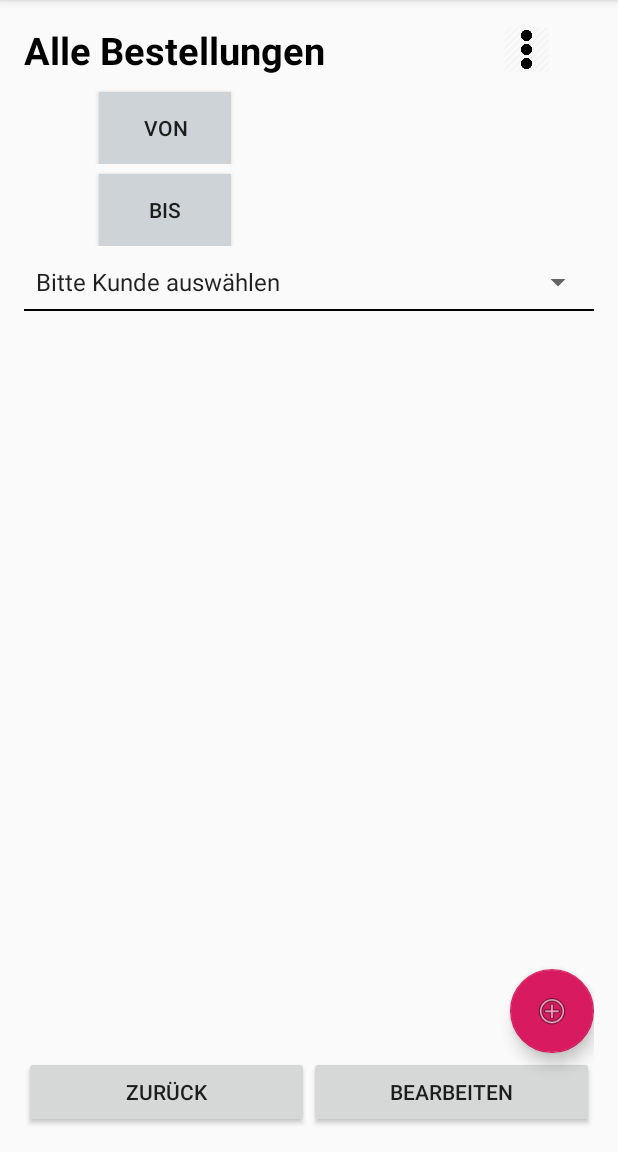
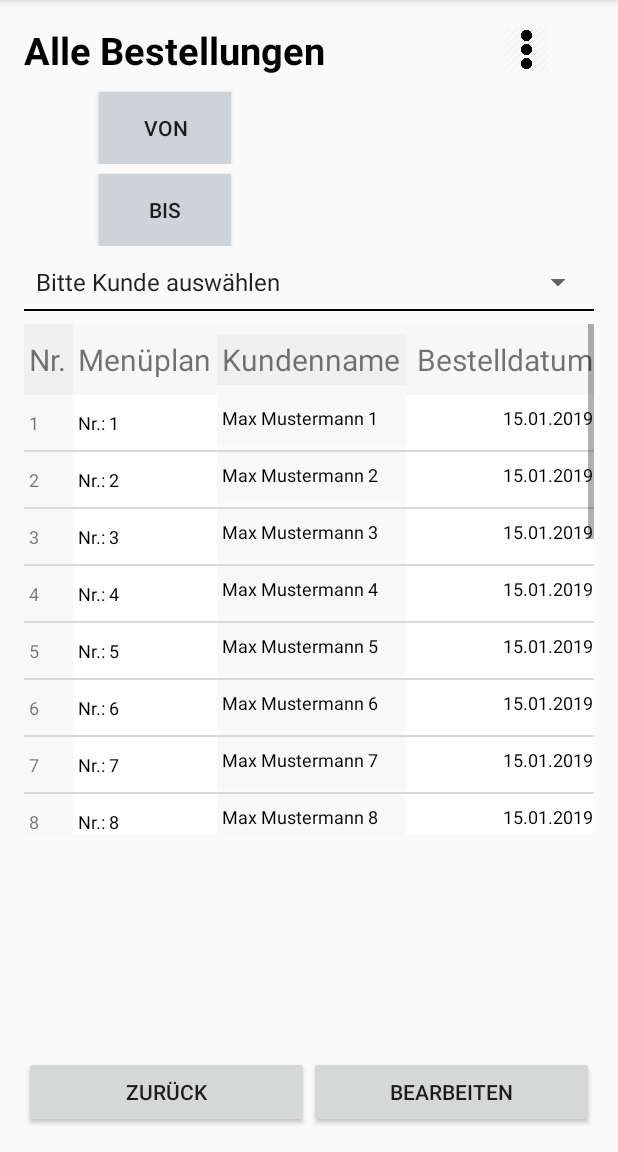
Before and after one commit to mertag96/bruderhausDiakonie, an Android app: the screen it shows after launch (AllOrders), after a tap on "TEST", on a phone screen of 412 x 824 dp, the part 84-1236 px from its top. Run offline under Robolectric (Android 15) with nearby library versions, the phone set to English and light mode, and no system bars.

Commit message:
Klasse AllOrders: wurde die dynamische Tabelle erstellt. Es ist nun anklickbar. Wenn die Zeile angeklickt wird, dann kommt ein Pop up mit ob man diese wirklich löschen will. dementsprechend bei Ja, wird dann die Zeile aus dem View gelöscht: DB anbindung fehlt jedoch hier

```diff
--- a/app/src/main/java/com/example/firsttest/firsttest/AllOrders.java
+++ b/app/src/main/java/com/example/firsttest/firsttest/AllOrders.java
@@ -1,6 +1,7 @@
 package com.example.firsttest.firsttest;
 
 import android.app.DatePickerDialog;
+import android.app.ProgressDialog;
 import android.content.Context;
 import android.content.DialogInterface;
 import android.content.Intent;
@@ -13,10 +14,22 @@ import android.widget.ArrayAdapter;
 import android.widget.Button;
 import android.widget.DatePicker;
 import android.widget.Spinner;
+import android.widget.TableLayout;
 import android.widget.TextView;
 import android.widget.Toast;
 
 import java.util.Calendar;
+
+import android.graphics.Color;
+import android.os.AsyncTask;
+import android.util.TypedValue;
+import android.view.Gravity;
+import android.widget.LinearLayout;
+import android.widget.TableRow;
+import java.math.BigDecimal;
+import java.text.DecimalFormat;
+import java.text.SimpleDateFormat;
+
 
 public class AllOrders extends AppCompatActivity {
 
@@ -30,11 +43,24 @@ public class AllOrders extends AppCompatActivity {
 
     //private static final String TAG = "AllOrders";
 
+    private TableLayout mTableLayout;
+    ProgressDialog mProgressBar;
+
+
     @Override
     protected void onCreate(Bundle savedInstanceState) {
         super.onCreate(savedInstanceState);
         setContentView(R.layout.activity_all_orders);
-        // Log.d(TAG, "onCreate: Started.");
+
+        //Trying the show dynamic data in a tablelayout
+        //Used classes: dimens.xml / activity_all_orders / invoiceData.java / Invoices.java
+        mProgressBar = new ProgressDialog(this);
+        // setup the table
+        mTableLayout = (TableLayout) findViewById(R.id.tableInvoices);
+        mTableLayout.setStretchAllColumns(true);
+        startLoadData();
+
+
 
 
         //implementing spinner of customer
@@ -138,4 +164,488 @@ public class AllOrders extends AppCompatActivity {
             }
         });
     }
+
+    //weitere Methoden zur Implementierung für die Tabelle
+    public void startLoadData() {
+
+        mProgressBar.setCancelable(false);
+
+        mProgressBar.setMessage("Die Tabelle wird geladen..");
+
+        mProgressBar.setProgressStyle(ProgressDialog.STYLE_SPINNER);
+
+        mProgressBar.show();
+
+        new LoadDataTask().execute(0);
+
+    }
+
+    public void loadData() {
+
+        int leftRowMargin=0;
+
+        int topRowMargin=0;
+
+        int rightRowMargin=0;
+
+        int bottomRowMargin = 0;
+
+        int textSize = 0, smallTextSize =0, mediumTextSize = 0;
+
+
+        textSize = (int) getResources().getDimension(R.dimen.font_size_verysmall);
+
+        smallTextSize = (int) getResources().getDimension(R.dimen.font_size_small);
+
+        mediumTextSize = (int) getResources().getDimension(R.dimen.font_size_medium);
+
+
+        Invoices invoices = new Invoices();
+
+        InvoiceData[] data = invoices.getInvoices();
+
+
+
+        SimpleDateFormat dateFormat = new SimpleDateFormat("dd.MM.yyyy");
+
+        DecimalFormat decimalFormat = new DecimalFormat("0.00");
+
+
+
+        int rows = data.length;
+
+        //getSupportActionBar().setTitle("Invoices (" + String.valueOf(rows) + ")");
+
+        TextView textSpacer = null;
+
+
+
+        mTableLayout.removeAllViews();
+
+
+
+        // -1 means heading row
+
+        for(int i = -1; i < rows; i ++) {
+
+            InvoiceData row = null;
+
+            if (i > -1)
+
+            row = data[i];
+
+            else {
+
+                textSpacer = new TextView(this);
+
+                textSpacer.setText("");
+
+
+
+            }
+
+            // data columns
+            // erste Spalte oben header beschriftung: anmerkung: tv(i) bedeutet jede einzelne spalte oben am header
+            final TextView tv = new TextView(this);
+
+            tv.setLayoutParams(new TableRow.LayoutParams(TableRow.LayoutParams.WRAP_CONTENT,
+
+                    TableRow.LayoutParams.WRAP_CONTENT));
+
+
+
+            tv.setGravity(Gravity.LEFT);
+
+
+
+            tv.setPadding(5, 15, 0, 15);
+
+            if (i == -1) {
+
+                tv.setText("Nr.");
+
+                tv.setBackgroundColor(Color.parseColor("#f0f0f0"));
+
+                tv.setTextSize(TypedValue.COMPLEX_UNIT_PX, mediumTextSize);
+
+            } else {
+
+                tv.setBackgroundColor(Color.parseColor("#f8f8f8"));
+
+                tv.setText(String.valueOf(row.invoiceNr));
+
+                tv.setTextSize(TypedValue.COMPLEX_UNIT_PX, smallTextSize);
+
+            }
+
+
+
+            final TextView tv2 = new TextView(this);
+
+            if (i == -1) {
+
+                tv2.setLayoutParams(new TableRow.LayoutParams(TableRow.LayoutParams.MATCH_PARENT,
+
+                        TableRow.LayoutParams.WRAP_CONTENT));
+
+                tv2.setTextSize(TypedValue.COMPLEX_UNIT_PX, mediumTextSize);
+
+            } else {
+
+                tv2.setLayoutParams(new TableRow.LayoutParams(TableRow.LayoutParams.WRAP_CONTENT,
+
+                        TableRow.LayoutParams.MATCH_PARENT));
+
+                tv2.setTextSize(TypedValue.COMPLEX_UNIT_PX, smallTextSize);
+
+            }
+
+
+
+            tv2.setGravity(Gravity.LEFT);
+
+
+
+            tv2.setPadding(5, 15, 0, 15);
+
+            if (i == -1) {
+
+                tv2.setText("Menüplan");
+
+                tv2.setBackgroundColor(Color.parseColor("#f7f7f7"));
+
+            }else {
+                tv2.setBackgroundColor(Color.parseColor("#ffffff"));
+
+                tv2.setTextColor(Color.parseColor("#000000"));
+
+                tv2.setText(row.mealNr);
+
+            }
+
+
+            final LinearLayout layCustomer = new LinearLayout(this);
+
+            layCustomer.setOrientation(LinearLayout.VERTICAL);
+
+            layCustomer.setPadding(0, 10, 0, 10);
+
+            layCustomer.setBackgroundColor(Color.parseColor("#f8f8f8"));
+
+
+
+            final TextView tv3 = new TextView(this);
+
+            if (i == -1) {
+
+                tv3.setLayoutParams(new TableRow.LayoutParams(TableRow.LayoutParams.MATCH_PARENT,
+
+                        TableRow.LayoutParams.MATCH_PARENT));
+
+                tv3.setPadding(5, 5, 0, 5);
+
+                tv3.setTextSize(TypedValue.COMPLEX_UNIT_PX, mediumTextSize);
+
+            } else {
+
+                tv3.setLayoutParams(new TableRow.LayoutParams(TableRow.LayoutParams.MATCH_PARENT,
+
+                        TableRow.LayoutParams.MATCH_PARENT));
+
+                tv3.setPadding(5, 0, 0, 5);
+
+                tv3.setTextSize(TypedValue.COMPLEX_UNIT_PX, smallTextSize);
+
+            }
+
+            tv3.setGravity(Gravity.TOP);
+
+            if (i == -1) {
+
+                tv3.setText("Kundenname");
+
+                tv3.setBackgroundColor(Color.parseColor("#f0f0f0"));
+
+            } else {
+
+                tv3.setBackgroundColor(Color.parseColor("#f8f8f8"));
+
+                tv3.setTextColor(Color.parseColor("#000000"));
+
+                tv3.setTextSize(TypedValue.COMPLEX_UNIT_PX, smallTextSize);
+
+                tv3.setText(row.name); //bezogen auf die Var in klasse InvoiceData
+
+            }
+
+            layCustomer.addView(tv3);
+/*
+            if (i > -1) {
+
+                final TextView tv3b = new TextView(this);
+
+                tv3b.setLayoutParams(new TableRow.LayoutParams(TableRow.LayoutParams.WRAP_CONTENT,
+
+                        TableRow.LayoutParams.WRAP_CONTENT));
+
+
+
+                tv3b.setGravity(Gravity.RIGHT);
+
+                tv3b.setTextSize(TypedValue.COMPLEX_UNIT_PX, textSize);
+
+                tv3b.setPadding(5, 1, 0, 5);
+
+                tv3b.setTextColor(Color.parseColor("#aaaaaa"));
+
+                tv3b.setBackgroundColor(Color.parseColor("#f8f8f8"));
+
+                tv3b.setText(row.customerAddress);
+
+                layCustomer.addView(tv3b);
+
+            } */
+
+
+
+            final LinearLayout layAmounts = new LinearLayout(this);
+
+            layAmounts.setOrientation(LinearLayout.VERTICAL);
+
+            layAmounts.setGravity(Gravity.RIGHT);
+
+            layAmounts.setPadding(0, 10, 0, 10);
+
+            layAmounts.setLayoutParams(new TableRow.LayoutParams(TableRow.LayoutParams.MATCH_PARENT,
+
+                    TableRow.LayoutParams.MATCH_PARENT));
+
+            final TextView tv4 = new TextView(this);
+
+            if (i == -1) {
+
+                tv4.setLayoutParams(new TableRow.LayoutParams(TableRow.LayoutParams.MATCH_PARENT,
+
+                        TableRow.LayoutParams.MATCH_PARENT));
+
+                tv4.setPadding(5, 5, 1, 5);
+
+                layAmounts.setBackgroundColor(Color.parseColor("#f7f7f7"));
+
+            } else {
+
+                tv4.setLayoutParams(new TableRow.LayoutParams(TableRow.LayoutParams.MATCH_PARENT,
+
+                        TableRow.LayoutParams.WRAP_CONTENT));
+
+                tv4.setPadding(5, 0, 1, 5);
+
+                layAmounts.setBackgroundColor(Color.parseColor("#ffffff"));
+
+            }
+
+            tv4.setGravity(Gravity.RIGHT);
+
+            if (i == -1) {
+
+                tv4.setText("Bestelldatum");
+
+                tv4.setBackgroundColor(Color.parseColor("#f7f7f7"));
+                tv4.setTextSize(TypedValue.COMPLEX_UNIT_PX, mediumTextSize);
+
+            } else {
+
+                tv4.setBackgroundColor(Color.parseColor("#ffffff"));
+
+                tv4.setTextColor(Color.parseColor("#000000"));
+
+                tv4.setText(dateFormat.format(row.date));
+
+                tv4.setTextSize(TypedValue.COMPLEX_UNIT_PX, smallTextSize);
+
+            }
+            layAmounts.addView(tv4);
+
+           /* if (i > -1) {
+
+                final TextView tv4b = new TextView(this);
+
+                tv4b.setLayoutParams(new TableRow.LayoutParams(TableRow.LayoutParams.MATCH_PARENT,
+                        TableRow.LayoutParams.WRAP_CONTENT));
+
+                tv4b.setGravity(Gravity.RIGHT);
+
+                tv4b.setTextSize(TypedValue.COMPLEX_UNIT_PX, textSize);
+                tv4b.setPadding(2, 2, 1, 5);
+
+                tv4b.setTextColor(Color.parseColor("#00afff"));
+
+                tv4b.setBackgroundColor(Color.parseColor("#ffffff"));
+
+                String due = "";
+
+                if (row.amountDue.compareTo(new BigDecimal(0.01)) == 1) {
+
+                    due = "Due:" + decimalFormat.format(row.amountDue);
+
+                    due = due.trim();
+
+                }
+
+                tv4b.setText(due);
+
+                layAmounts.addView(tv4b);
+
+            } */
+            // add table row
+
+            final TableRow tr = new TableRow(this);
+
+            tr.setId(i + 1);
+
+            TableLayout.LayoutParams trParams = new TableLayout.LayoutParams(TableLayout.LayoutParams.MATCH_PARENT,
+
+                    TableLayout.LayoutParams.WRAP_CONTENT);
+
+            trParams.setMargins(leftRowMargin, topRowMargin, rightRowMargin, bottomRowMargin);
+
+            tr.setPadding(0,0,0,0);
+
+            tr.setLayoutParams(trParams);
+
+            tr.addView(tv);
+
+            tr.addView(tv2);
+
+            tr.addView(layCustomer);
+
+            tr.addView(layAmounts);
+
+
+
+            if (i > -1) {
+                // ich glaub hier kann man sagen wegen tabellen zeile anklickbar und das löschen implementieren
+                tr.setOnClickListener(new View.OnClickListener() {
+
+                    public void onClick(View v) {
+                        InvoiceData rows = new InvoiceData();
+                        final TableRow tr = (TableRow) v;
+                        System.out.println("Zeilenr:" + tr.getId() + "Kundenname: " + tv3.getText());
+
+
+                        AlertDialog.Builder alertDialogBuilder = new AlertDialog.Builder(context);
+
+                        //set title
+                        alertDialogBuilder.setTitle("Hinweis");
+
+                        //set Dialog Message
+                        alertDialogBuilder.setMessage("Möchten Sie die Bestellung endgültig löschen?").setCancelable(false)
+                                .setPositiveButton("Ja", new DialogInterface.OnClickListener() {
+                                    @Override
+                                    public void onClick(DialogInterface dialog, int which) {
+                                        mTableLayout.removeView(tr); // Zeile beim anklicken löschen
+                                        //ToDo=hier muss dann auch dementsprechend auch die Bestellung in db gelöscht werden und hier dann wieder aktualisiert angezeigt werden
+                                        Toast.makeText(AllOrders.this, "Die Bestellung wurde gelöscht", Toast.LENGTH_SHORT).show();
+                                        //startActivity(new Intent(AllOrders.this, Menunavigation.class));
+                                    }
+                                }).setNegativeButton("Nein", new DialogInterface.OnClickListener() {
+                            @Override
+                            public void onClick(DialogInterface dialog, int which) {
+                                //if this button is clicked, just close the dialog box and do nothing
+                                dialog.cancel();
+                            }
+                        });
+
+                        //create alert dialog
+                        AlertDialog alertDialog = alertDialogBuilder.create();
+
+                        //show it
+                        alertDialog.show();
+
+
+
+
+
+                        //do whatever action is needed
+                    }
+                });
+            }
+
+            mTableLayout.addView(tr, trParams);
+
+            if (i > -1) {
+
+                // add separator row
+
+                final TableRow trSep = new TableRow(this);
+
+                TableLayout.LayoutParams trParamsSep = new TableLayout.LayoutParams(TableLayout.LayoutParams.MATCH_PARENT,
+
+                        TableLayout.LayoutParams.WRAP_CONTENT);
+
+                trParamsSep.setMargins(leftRowMargin, topRowMargin, rightRowMargin, bottomRowMargin);
+
+                trSep.setLayoutParams(trParamsSep);
+
+                TextView tvSep = new TextView(this);
+
+                TableRow.LayoutParams tvSepLay = new TableRow.LayoutParams(TableRow.LayoutParams.MATCH_PARENT,
+                        TableRow.LayoutParams.WRAP_CONTENT);
+
+                tvSepLay.span = 4; //??
+
+                tvSep.setLayoutParams(tvSepLay);
+
+                tvSep.setBackgroundColor(Color.parseColor("#d9d9d9"));
+
+                tvSep.setHeight(2);
+
+
+
+                trSep.addView(tvSep);
+
+                mTableLayout.addView(trSep, trParamsSep);
+
+            }
+        }
+    }
+
+        //////////////////////////////////////////////////////////////////////////////
+
+        //
+
+        // The params are dummy and not used
+
+        //
+
+    class LoadDataTask extends AsyncTask<Integer, Integer, String> {
+
+        @Override
+
+        protected String doInBackground(Integer... params) {
+
+            try {
+                Thread.sleep(2000);
+            } catch (InterruptedException e) {
+                e.printStackTrace();
+            }
+
+            return "Task Completed.";
+
+        }
+
+        @Override
+        protected void onPostExecute(String result) {
+            mProgressBar.hide();
+            loadData();
+        }
+
+        @Override
+        protected void onPreExecute() {
+        }
+
+        @Override
+        protected void onProgressUpdate(Integer... values) {
+        }
+    }
 }
--- /dev/null
+++ b/app/src/main/java/com/example/firsttest/firsttest/InvoiceData.java
@@ -0,0 +1,33 @@
+package com.example.firsttest.firsttest;
+
+import android.widget.CheckBox;
+
+import java.math.BigDecimal;
+import java.util.Date;
+
+public class InvoiceData {
+
+    //wird für AllOrders Tabelle benötigt
+    //Invoice Data ist für die Datenstruktur von
+
+
+/*
+    public int invoiceNumber;
+    public Date invoiceDate;
+    public String customerName;
+    public String customerAddress;
+    public BigDecimal invoiceAmount;
+    public BigDecimal amountDue;
+    */
+
+
+
+    public int id;
+    public int invoiceNr;
+    public String mealNr;
+    public String name;
+    public Date date;
+
+
+
+}
--- /dev/null
+++ b/app/src/main/java/com/example/firsttest/firsttest/Invoices.java
@@ -0,0 +1,54 @@
+package com.example.firsttest.firsttest;
+
+import android.widget.ArrayAdapter;
+import android.widget.CheckBox;
+
+import java.lang.reflect.Array;
+import java.math.BigDecimal;
+import java.util.Date;
+
+
+public class Invoices {
+// wird für AllOrders benötigt
+
+
+    public InvoiceData[] getInvoices() {
+        //ist noch nicht ganz dynamisch
+        //hier werden die Zeilen der Tabelle gefüllt
+        InvoiceData[] data = new InvoiceData[20]; //hardcode
+
+
+
+        for(int i = 0; i < data.length; i ++) {
+            InvoiceData row = new InvoiceData();
+            /*
+            row.id = (i+1);
+            row.invoiceNumber = row.id;
+
+            row.amountDue = BigDecimal.valueOf(20.00 * i);
+            row.invoiceAmount = BigDecimal.valueOf(120.00 * (i+1));
+            row.invoiceDate = new Date();
+
+            row.customerName =  "Thomas John Beckett";
+            row.customerAddress = "1112, Hash Avenue, NYC";
+            data[i] = row;
+            */
+            //erste Spalte
+            row.id=(i+1);
+            row.invoiceNr= row.id;
+
+            //zweite Spalte
+            row.name = "Max Mustermann " + (i+1);
+
+            //dritte Spalte
+            row.mealNr = "Nr.: " + (i + 1);
+
+            //vierte Spalte
+            row.date = new Date();
+
+            data[i] = row;
+
+        }
+        return data;
+    }
+}
--- a/app/src/main/java/com/example/firsttest/firsttest/alluser.java
+++ b/app/src/main/java/com/example/firsttest/firsttest/alluser.java
@@ -81,6 +81,24 @@ public class alluser extends AppCompatActivity implements HorizontalScroll.Scrol
     protected void onCreate(Bundle savedInstanceState) {
         super.onCreate(savedInstanceState);
         setContentView(R.layout.activity_alluser);
+
+        goback = findViewById(R.id.zuruck);
+        newUser = findViewById(R.id.neuerBenutzer);
+
+        goback.setOnClickListener(new View.OnClickListener() {
+            @Override
+            public void onClick(View v) {
+                startActivity(new Intent(alluser.this, Menunavigation.class));
+            }
+        });
+
+        newUser.setOnClickListener(new View.OnClickListener(){
+            @Override
+            public void onClick(View v) {
+                startActivity(new Intent(alluser.this, RegisterActivity.class));
+            }
+        });
+
 
         //ToDo= SearchView bundle
         /* Implementing the SearchView: Also ich dachte dass wir es vielleicht so machen: Dass die daten die sich in der datenbank befinden,
--- a/app/src/main/res/layout/activity_all_orders.xml
+++ b/app/src/main/res/layout/activity_all_orders.xml
@@ -110,13 +110,23 @@
         android:layout_height="1dip"
         android:background="#000000" />
 
-    <ListView
+
+
+    <ScrollView
         android:layout_width="match_parent"
-        android:layout_height="240dp"
+        android:layout_height="340dp"
         android:layout_marginTop="200dp"
-        android:id="@+id/listView">
+        >
+        <TableLayout
+            android:id="@+id/tableInvoices"
+            android:layout_width="match_parent"
+            android:layout_height="match_parent"
+            android:padding="0dp"
+            android:stretchColumns="*"
+            >
 
-    </ListView>
+        </TableLayout>
+    </ScrollView>
 
 
 
@@ -142,15 +152,4 @@
         </Button>
     </LinearLayout>
 
-    <android.support.design.widget.FloatingActionButton
-        android:id="@+id/floatingActionButton"
-        android:layout_width="wrap_content"
-        android:layout_height="wrap_content"
-        android:layout_alignParentEnd="true"
-        android:layout_alignParentBottom="true"
-        android:layout_marginEnd="0dp"
-        android:layout_marginBottom="50dp"
-        android:clickable="true"
-        app:srcCompat="@android:drawable/ic_menu_add" />
-
 </RelativeLayout>
--- a/app/src/main/res/values/dimens.xml
+++ b/app/src/main/res/values/dimens.xml
@@ -1,6 +1,9 @@
 <resources>
     <!-- Default screen margins, per the Android Design guidelines. -->
-    <dimen name="activity_horizontal_margin">9dp</dimen>
-    <dimen name="activity_vertical_margin">9dp</dimen>
+    <dimen name="activity_horizontal_margin">16dp</dimen>
+    <dimen name="activity_vertical_margin">16dp</dimen>
     <dimen name="cell_text_size">9sp</dimen>
+    <dimen name="font_size_verysmall">10sp</dimen>
+    <dimen name="font_size_small">12sp</dimen>
+    <dimen name="font_size_medium">20sp</dimen>
 </resources>
```
